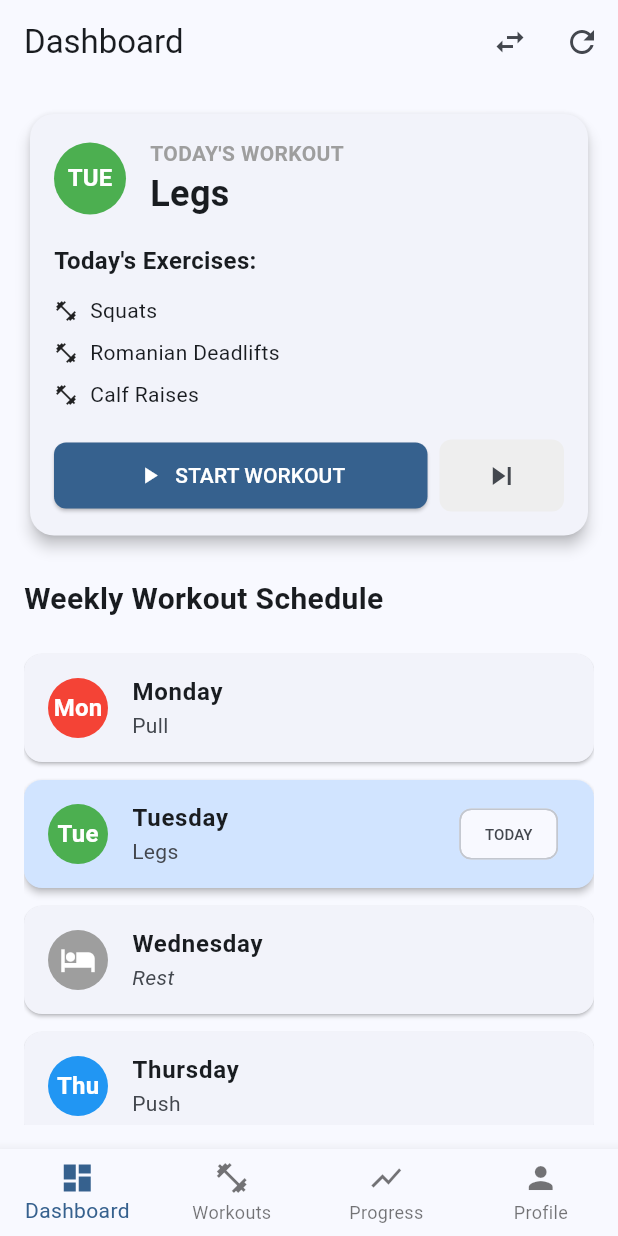
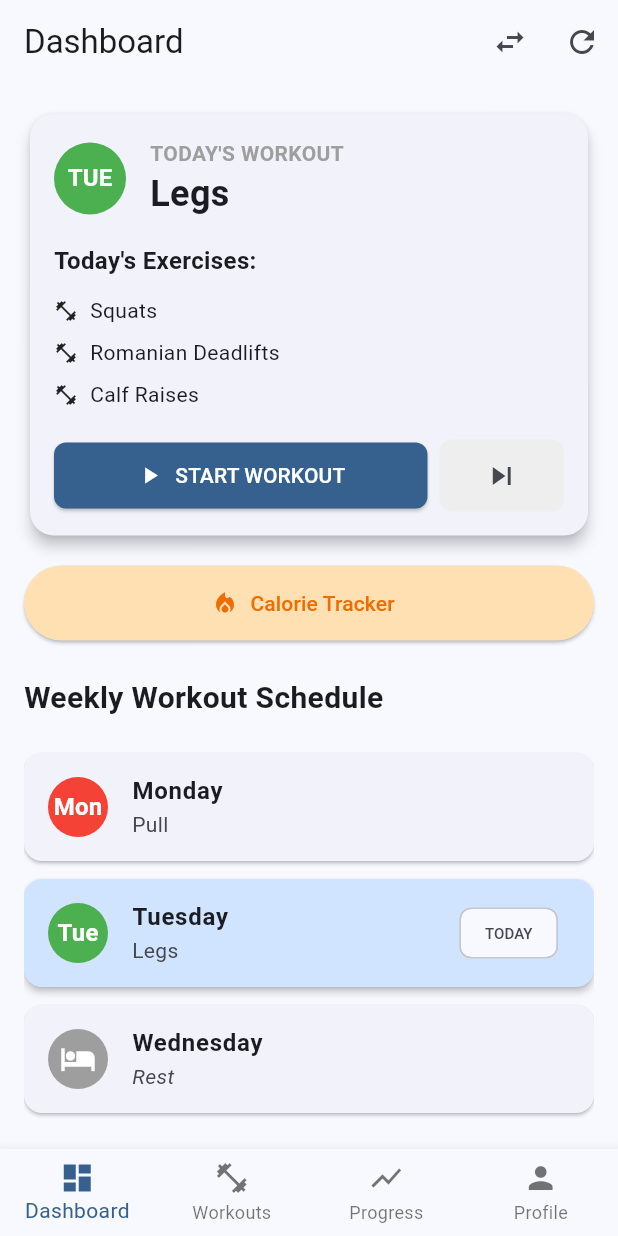
Before and after one commit to 3amtarekelgamd/YourGymPal, a Flutter app: the screen it shows after launch, on a phone screen of 412 x 824 dp. Run offline on Flutter 3.47's test engine with Material 3 defaults, Android fonts, the phone set to English and light mode, and no system bars; our stand-ins replace audioplayers, device_preview, fl_chart, get, image_picker, shared_preferences and 2 more.

Commit message:
Add files via upload

```diff
--- a/lib/screens/dashboard_screen.dart
+++ b/lib/screens/dashboard_screen.dart
@@ -5,6 +5,7 @@ import '../widgets/dashboard/today_workout_card.dart';
 import '../widgets/dashboard/weekly_schedule.dart';
 import '../widgets/dialogs/change_workout_dialog.dart';
 import '../widgets/dialogs/edit_day_workout_dialog.dart';
+import 'calorie_tracker.dart';
 
 class DashboardScreen extends StatelessWidget {
   const DashboardScreen({super.key});
@@ -35,6 +36,18 @@ class DashboardScreen extends StatelessWidget {
           crossAxisAlignment: CrossAxisAlignment.start,
           children: [
             TodayWorkoutCard(controller: controller),
+            // بعد TodayWorkoutCard مباشرة
+            const SizedBox(height: 16),
+            ElevatedButton.icon(
+              icon: const Icon(Icons.local_fire_department),
+              label: const Text('Calorie Tracker'),
+              style: ElevatedButton.styleFrom(
+                backgroundColor: Colors.orange[100],
+                foregroundColor: Colors.orange[800],
+                minimumSize: const Size(double.infinity, 50),
+              ),
+              onPressed: () => Get.to(() => const CalorieTrackerScreen()),
+            ),
             const SizedBox(height: 24),
             const Text(
               'Weekly Workout Schedule',
```
